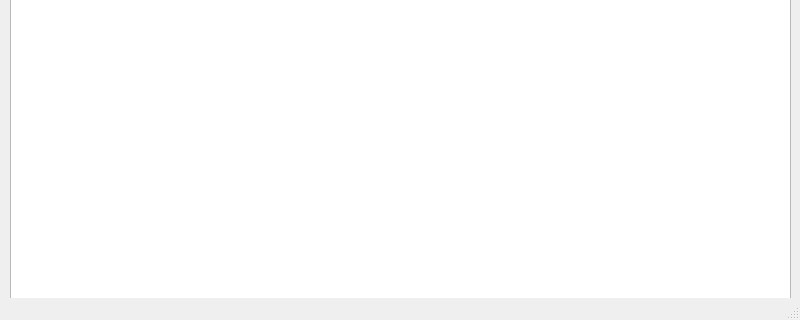
First picture: the form in inc/form1.ui, repository I3ck/determ-pwgen, before the edit; both pictures show x 0 to 800 and y 280 to 600 of the 800 by 600 pixel window.
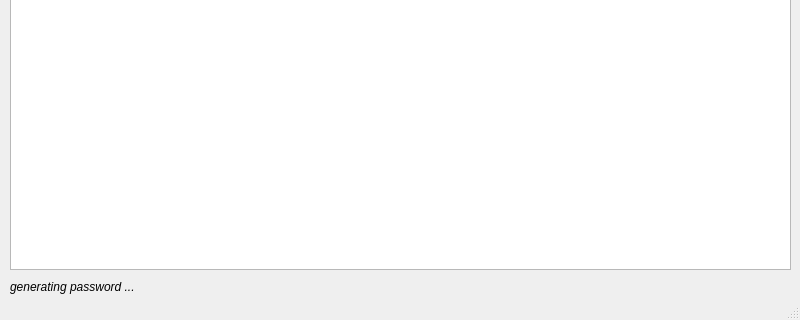
Second picture: the form after the edit.

Commit message: now displaying a generating note (has to be fixed to run in another thread)

What changed in the file:
```diff
--- a/inc/form1.ui
+++ b/inc/form1.ui
@@ -44,12 +44,15 @@
     </property>
    </widget>
    <widget class="QTableWidget" name="tableWidgetAccounts">
+    <property name="enabled">
+     <bool>true</bool>
+    </property>
     <property name="geometry">
      <rect>
       <x>10</x>
       <y>190</y>
       <width>781</width>
-      <height>371</height>
+      <height>341</height>
      </rect>
     </property>
     <property name="sortingEnabled">
@@ -135,6 +138,28 @@
      </item>
     </layout>
    </widget>
+   <widget class="QLabel" name="labelGenerating">
+    <property name="enabled">
+     <bool>true</bool>
+    </property>
+    <property name="geometry">
+     <rect>
+      <x>10</x>
+      <y>540</y>
+      <width>171</width>
+      <height>16</height>
+     </rect>
+    </property>
+    <property name="font">
+     <font>
+      <pointsize>9</pointsize>
+      <italic>true</italic>
+     </font>
+    </property>
+    <property name="text">
+     <string>generating password ...</string>
+    </property>
+   </widget>
    <zorder>layoutWidget</zorder>
    <zorder>layoutWidget</zorder>
    <zorder>line</zorder>
```
Left out of the diff: 1 changed line with no effect on the pictures. The commit also changes 2 other files.
